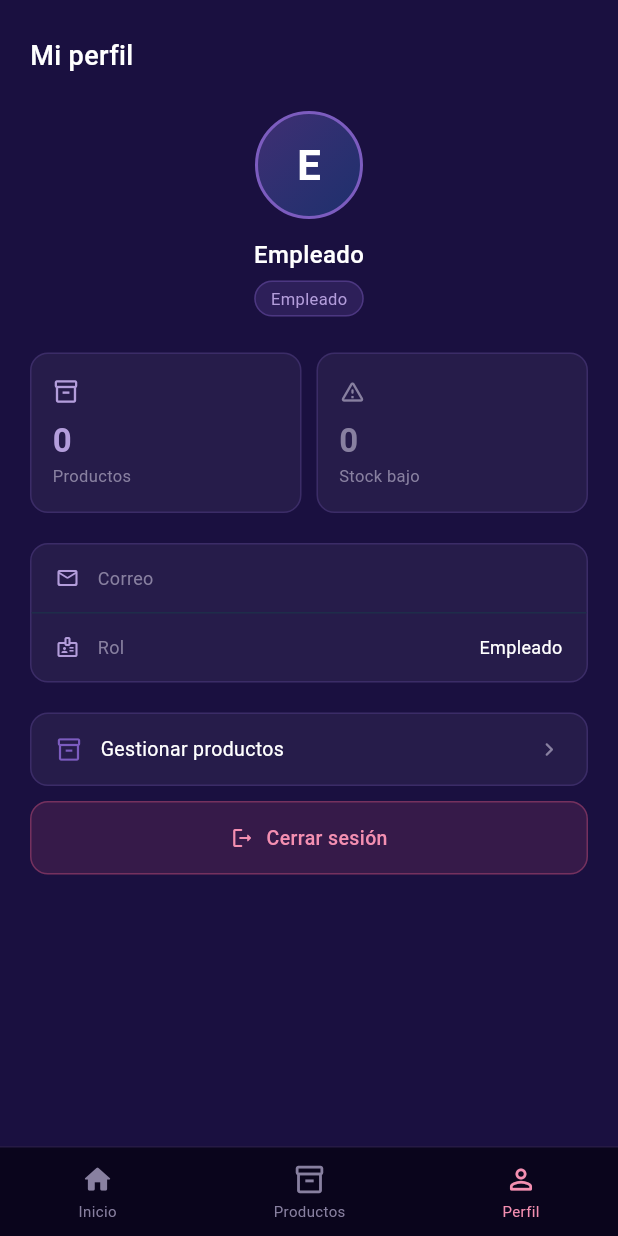
After one commit to rubisuarezpinto-debug/Gravity_Tech, a Flutter app: the WorkerProfileScreen screen opened by its route, on a phone screen of 412 x 824 dp. The commit adds this screen. Run offline on Flutter 3.47's test engine with Material 3 defaults, Android fonts, the phone set to English and light mode, and no system bars; our stand-ins replace go_router, shared_preferences; accounts and stored records are empty; network calls fail.

Commit message:
feat: add worker profile screen with stats, info and logout
- WorkerProfileScreen: shows name, email, phone, role badge, product
  count and low-stock count stats, quick-link to product management,
  and a functional logout button
- Register /worker/profile route in app.dart
- Wire WorkerBottomNav index 2 → /worker/profile in both
  worker_home_screen and product_management_screen

```diff
--- a/mobile/lib/app.dart
+++ b/mobile/lib/app.dart
@@ -13,6 +13,7 @@ import 'features/client/screens/catalog_screen.dart';
 import 'features/client/screens/profile_screen.dart';
 import 'features/worker/screens/worker_home_screen.dart';
 import 'features/worker/screens/product_management_screen.dart';
+import 'features/worker/screens/worker_profile_screen.dart';
 import 'features/admin/screens/admin_home_screen.dart';
 import 'features/admin/screens/admin_analytics_screen.dart';
 import 'features/admin/screens/admin_staff_screen.dart';
@@ -31,6 +32,7 @@ final _router = GoRouter(
     GoRoute(path: '/client/profile', builder: (context, state) => const ProfileScreen()),
     GoRoute(path: '/worker/home', builder: (context, state) => const WorkerHomeScreen()),
     GoRoute(path: '/worker/products', builder: (context, state) => const ProductManagementScreen()),
+    GoRoute(path: '/worker/profile', builder: (context, state) => const WorkerProfileScreen()),
     GoRoute(path: '/admin/home', builder: (context, state) => const AdminHomeScreen()),
     GoRoute(path: '/admin/analytics', builder: (context, state) => const AdminAnalyticsScreen()),
     GoRoute(path: '/admin/staff', builder: (context, state) => const AdminStaffScreen()),
--- a/mobile/lib/features/worker/screens/product_management_screen.dart
+++ b/mobile/lib/features/worker/screens/product_management_screen.dart
@@ -221,6 +221,7 @@ class _ProductManagementScreenState extends State<ProductManagementScreen> {
             ),
             WorkerBottomNav(currentIndex: 1, onTap: (i) {
               if (i == 0) context.go('/worker/home');
+              if (i == 2) context.go('/worker/profile');
             }),
           ],
         ),
--- a/mobile/lib/features/worker/screens/worker_home_screen.dart
+++ b/mobile/lib/features/worker/screens/worker_home_screen.dart
@@ -140,6 +140,7 @@ class _WorkerHomeScreenState extends State<WorkerHomeScreen> {
             ),
             WorkerBottomNav(currentIndex: 0, onTap: (i) {
               if (i == 1) context.go('/worker/products');
+              if (i == 2) context.go('/worker/profile');
             }),
           ],
         ),
--- /dev/null
+++ b/mobile/lib/features/worker/screens/worker_profile_screen.dart
@@ -0,0 +1,345 @@
+import 'package:flutter/material.dart';
+import 'package:go_router/go_router.dart';
+import '../../../core/theme/app_colors.dart';
+import '../../../core/services/auth_service.dart';
+import '../../../core/services/product_service.dart';
+import '../widgets/worker_bottom_nav.dart';
+
+class WorkerProfileScreen extends StatefulWidget {
+  const WorkerProfileScreen({super.key});
+
+  @override
+  State<WorkerProfileScreen> createState() => _WorkerProfileScreenState();
+}
+
+class _WorkerProfileScreenState extends State<WorkerProfileScreen> {
+  Map<String, dynamic>? _user;
+  int _totalProducts = 0;
+  int _lowStockCount = 0;
+  bool _loading = true;
+
+  static const _lowStockThreshold = 5;
+
+  @override
+  void initState() {
+    super.initState();
+    _load();
+  }
+
+  Future<void> _load() async {
+    try {
+      final results = await Future.wait([
+        AuthService.getUser(),
+        ProductService.getProducts(),
+      ]);
+      final user = results[0] as Map<String, dynamic>?;
+      final products = results[1] as List<Map<String, dynamic>>;
+      if (!mounted) return;
+      setState(() {
+        _user = user;
+        _totalProducts = products.length;
+        _lowStockCount = products
+            .where((p) => (int.tryParse(p['stock']?.toString() ?? '') ?? 0) < _lowStockThreshold)
+            .length;
+        _loading = false;
+      });
+    } catch (_) {
+      if (!mounted) return;
+      final user = await AuthService.getUser();
+      if (!mounted) return;
+      setState(() {
+        _user = user;
+        _loading = false;
+      });
+    }
+  }
+
+  Future<void> _logout() async {
+    await AuthService.clearSession();
+    if (!mounted) return;
+    context.go('/login');
+  }
+
+  @override
+  Widget build(BuildContext context) {
+    final nombre   = _user?['nombre']   as String? ?? 'Empleado';
+    final email    = _user?['email']    as String? ?? '';
+    final telefono = _user?['telefono'] as String?;
+
+    return Scaffold(
+      backgroundColor: AppColors.navy,
+      body: SafeArea(
+        child: Column(
+          children: [
+            Expanded(
+              child: _loading
+                  ? const Center(child: CircularProgressIndicator(color: AppColors.violet))
+                  : SingleChildScrollView(
+                      padding: const EdgeInsets.symmetric(horizontal: 20, vertical: 24),
+                      child: Column(
+                        crossAxisAlignment: CrossAxisAlignment.start,
+                        children: [
+                          const Text('Mi perfil',
+                              style: TextStyle(fontSize: 18, fontWeight: FontWeight.w500, color: AppColors.white)),
+                          const SizedBox(height: 24),
+
+                          // Avatar
+                          Center(
+                            child: Container(
+                              width: 72,
+                              height: 72,
+                              decoration: BoxDecoration(
+                                gradient: AppColors.gradientCard,
+                                shape: BoxShape.circle,
+                                border: Border.all(color: AppColors.violet, width: 2),
+                              ),
+                              child: Center(
+                                child: Text(
+                                  nombre.isNotEmpty ? nombre[0].toUpperCase() : 'E',
+                                  style: const TextStyle(
+                                      fontSize: 28, fontWeight: FontWeight.w600, color: AppColors.white),
+                                ),
+                              ),
+                            ),
+                          ),
+                          const SizedBox(height: 12),
+                          Center(
+                            child: Text(nombre,
+                                style: const TextStyle(
+                                    fontSize: 16, fontWeight: FontWeight.w500, color: AppColors.white)),
+                          ),
+                          Center(
+                            child: Container(
+                              margin: const EdgeInsets.only(top: 6),
+                              padding: const EdgeInsets.symmetric(horizontal: 10, vertical: 3),
+                              decoration: BoxDecoration(
+                                color: AppColors.violet.withAlpha(50),
+                                borderRadius: BorderRadius.circular(20),
+                                border: Border.all(color: AppColors.violet.withAlpha(100)),
+                              ),
+                              child: const Text('Empleado',
+                                  style: TextStyle(fontSize: 11, color: AppColors.lavender)),
+                            ),
+                          ),
+                          const SizedBox(height: 24),
+
+                          // Stats
+                          Row(
+                            children: [
+                              Expanded(
+                                child: _StatBox(
+                                  label: 'Productos',
+                                  value: '$_totalProducts',
+                                  icon: Icons.inventory_2_outlined,
+                                  color: AppColors.lavender,
+                                ),
+                              ),
+                              const SizedBox(width: 10),
+                              Expanded(
+                                child: _StatBox(
+                                  label: 'Stock bajo',
+                                  value: '$_lowStockCount',
+                                  icon: Icons.warning_amber_rounded,
+                                  color: _lowStockCount > 0 ? AppColors.rose : AppColors.gray,
+                                ),
+                              ),
+                            ],
+                          ),
+                          const SizedBox(height: 20),
+
+                          // Info
+                          _InfoCard(children: [
+                            _InfoRow(
+                                icon: Icons.mail_outline_rounded,
+                                label: 'Correo',
+                                value: email),
+                            if (telefono != null && telefono.isNotEmpty)
+                              _InfoRow(
+                                  icon: Icons.phone_outlined,
+                                  label: 'Teléfono',
+                                  value: telefono),
+                            _InfoRow(
+                                icon: Icons.badge_outlined,
+                                label: 'Rol',
+                                value: 'Empleado'),
+                          ]),
+                          const SizedBox(height: 20),
+
+                          // Accesos rápidos
+                          _QuickAction(
+                            icon: Icons.inventory_2_outlined,
+                            label: 'Gestionar productos',
+                            color: AppColors.violet,
+                            onTap: () => context.go('/worker/products'),
+                          ),
+                          const SizedBox(height: 10),
+
+                          // Cerrar sesión
+                          GestureDetector(
+                            onTap: _logout,
+                            child: Container(
+                              width: double.infinity,
+                              padding: const EdgeInsets.symmetric(vertical: 14),
+                              decoration: BoxDecoration(
+                                color: const Color(0x26d4537e),
+                                borderRadius: BorderRadius.circular(12),
+                                border: Border.all(color: const Color(0x66d4537e)),
+                              ),
+                              child: const Row(
+                                mainAxisAlignment: MainAxisAlignment.center,
+                                children: [
+                                  Icon(Icons.logout_rounded, size: 16, color: AppColors.rose),
+                                  SizedBox(width: 8),
+                                  Text('Cerrar sesión',
+                                      style: TextStyle(
+                                          fontSize: 13,
+                                          fontWeight: FontWeight.w500,
+                                          color: AppColors.rose)),
+                                ],
+                              ),
+                            ),
+                          ),
+                        ],
+                      ),
+                    ),
+            ),
+            WorkerBottomNav(
+              currentIndex: 2,
+              onTap: (i) {
+                if (i == 0) context.go('/worker/home');
+                if (i == 1) context.go('/worker/products');
+              },
+            ),
+          ],
+        ),
+      ),
+    );
+  }
+}
+
+class _StatBox extends StatelessWidget {
+  const _StatBox({
+    required this.label,
+    required this.value,
+    required this.icon,
+    required this.color,
+  });
+  final String label;
+  final String value;
+  final IconData icon;
+  final Color color;
+
+  @override
+  Widget build(BuildContext context) {
+    return Container(
+      padding: const EdgeInsets.symmetric(vertical: 16, horizontal: 14),
+      decoration: BoxDecoration(
+        color: AppColors.surfaceLight,
+        borderRadius: BorderRadius.circular(12),
+        border: Border.all(color: AppColors.border),
+      ),
+      child: Column(
+        crossAxisAlignment: CrossAxisAlignment.start,
+        children: [
+          Icon(icon, size: 18, color: color),
+          const SizedBox(height: 8),
+          Text(value,
+              style: TextStyle(fontSize: 22, fontWeight: FontWeight.w600, color: color)),
+          Text(label, style: const TextStyle(fontSize: 11, color: AppColors.gray)),
+        ],
+      ),
+    );
+  }
+}
+
+class _QuickAction extends StatelessWidget {
+  const _QuickAction({
+    required this.icon,
+    required this.label,
+    required this.color,
+    required this.onTap,
+  });
+  final IconData icon;
+  final String label;
+  final Color color;
+  final VoidCallback onTap;
+
+  @override
+  Widget build(BuildContext context) {
+    return GestureDetector(
+      onTap: onTap,
+      child: Container(
+        padding: const EdgeInsets.symmetric(horizontal: 16, vertical: 14),
+        decoration: BoxDecoration(
+          color: AppColors.surfaceLight,
+          borderRadius: BorderRadius.circular(12),
+          border: Border.all(color: AppColors.border),
+        ),
+        child: Row(
+          children: [
+            Icon(icon, size: 18, color: color),
+            const SizedBox(width: 12),
+            Text(label, style: const TextStyle(fontSize: 13, color: AppColors.white)),
+            const Spacer(),
+            const Icon(Icons.chevron_right_rounded, size: 18, color: AppColors.gray),
+          ],
+        ),
+      ),
+    );
+  }
+}
+
+class _InfoCard extends StatelessWidget {
+  const _InfoCard({required this.children});
+  final List<Widget> children;
+
+  @override
+  Widget build(BuildContext context) {
+    return Container(
+      decoration: BoxDecoration(
+        color: AppColors.surfaceLight,
+        borderRadius: BorderRadius.circular(12),
+        border: Border.all(color: AppColors.border),
+      ),
+      child: Column(
+        children: children
+            .asMap()
+            .entries
+            .map((e) => Column(
+                  children: [
+                    e.value,
+                    if (e.key < children.length - 1)
+                      const Divider(height: 1, color: Color(0xFF1e2d4a)),
+                  ],
+                ))
+            .toList(),
+      ),
+    );
+  }
+}
+
+class _InfoRow extends StatelessWidget {
+  const _InfoRow({required this.icon, required this.label, required this.value});
+  final IconData icon;
+  final String label;
+  final String value;
+
+  @override
+  Widget build(BuildContext context) {
+    return Padding(
+      padding: const EdgeInsets.symmetric(horizontal: 16, vertical: 14),
+      child: Row(
+        children: [
+          Icon(icon, size: 16, color: AppColors.lavender),
+          const SizedBox(width: 12),
+          Text(label, style: const TextStyle(fontSize: 12, color: AppColors.gray)),
+          const Spacer(),
+          Text(value,
+              style: const TextStyle(fontSize: 12, color: AppColors.white),
+              maxLines: 1,
+              overflow: TextOverflow.ellipsis),
+        ],
+      ),
+    );
+  }
+}
```
